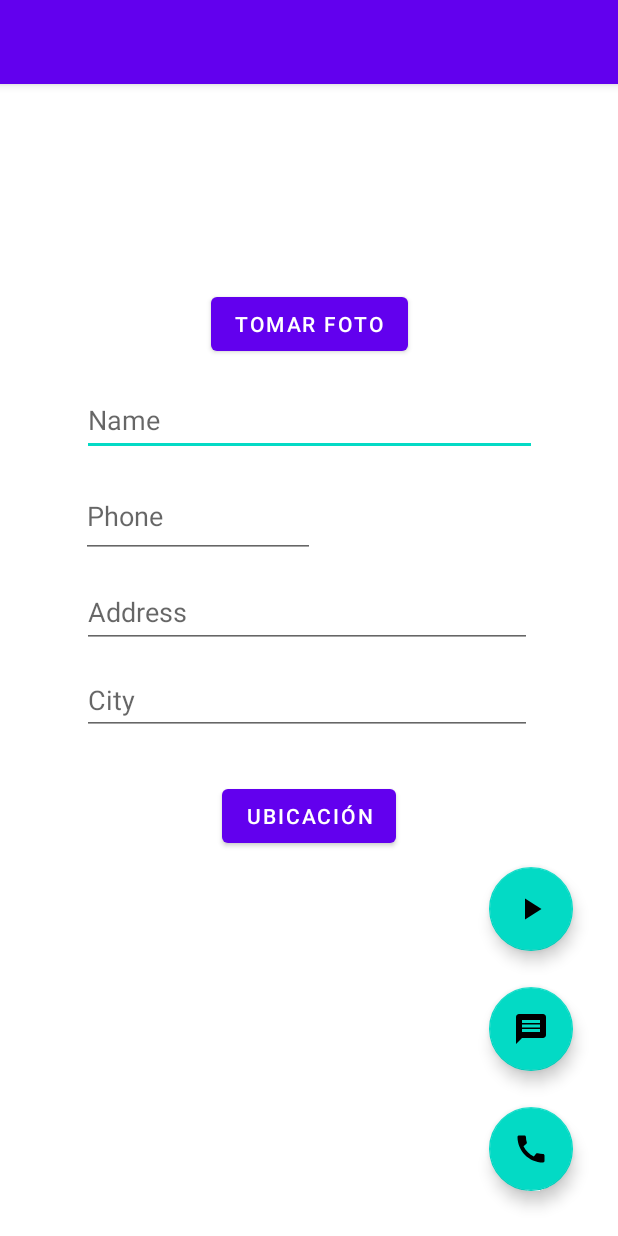
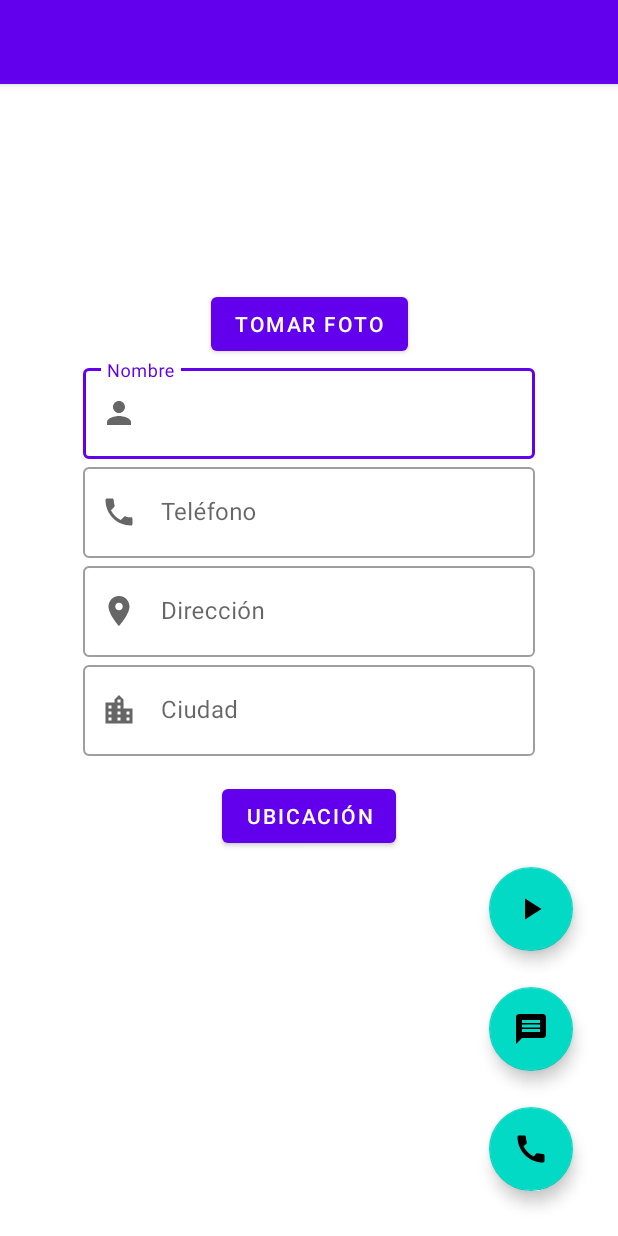
Before and after one commit to groyarias/Lab6, an Android app: the screen it shows after launch (MainActivity), on a phone screen of 412 x 824 dp. Run offline under Robolectric (Android 15) with nearby library versions, the phone set to English and light mode, and no system bars.

Commit message:
Commit final

```diff
--- a/app/src/main/AndroidManifest.xml
+++ b/app/src/main/AndroidManifest.xml
@@ -10,9 +10,7 @@
 
     <application
         android:allowBackup="true"
-        android:icon="@mipmap/ic_launcher"
         android:label="@string/app_name"
-        android:roundIcon="@mipmap/ic_launcher_round"
         android:supportsRtl="true"
         android:theme="@style/Theme.Camara">
         <activity android:name=".MapsGoogle"></activity>
--- a/app/src/main/java/com/example/camara/MainActivity.kt
+++ b/app/src/main/java/com/example/camara/MainActivity.kt
@@ -136,15 +136,15 @@ class MainActivity : AppCompatActivity(), OnMapReadyCallback, SensorEventListene
     }
 
     private fun handleAudio(){
-        mediaPlayer = MediaPlayer.create(this,R.raw.southofheaven)
+        mediaPlayer = MediaPlayer.create(this,R.raw.instructivo)
 
         fabInstructivo.setOnClickListener {
             togglePlaying()
             if (isPlaying){
                 mediaPlayer?.start()
                 mediaPlayer?.setOnCompletionListener {
-                    /*isPlaying = false
-                    togglePlaying()*/
+                    //isPlaying = false
+                    togglePlaying()
                     Toast.makeText(this,"Instructivo finalizado",Toast.LENGTH_SHORT).show()
                 }
             }else{
@@ -336,8 +336,12 @@ class MainActivity : AppCompatActivity(), OnMapReadyCallback, SensorEventListene
                     (differenceX > shakeThreshold && differenceZ > shakeThreshold) ||
                     (differenceY > shakeThreshold && differenceZ > shakeThreshold)){
                     if (Build.VERSION.SDK_INT >= Build.VERSION_CODES.O) {
+                        limpiarCampos()
+                        Toast.makeText(this,"Campos borrados",Toast.LENGTH_SHORT).show()
                         vibrator?.vibrate(VibrationEffect.createOneShot(500, VibrationEffect.DEFAULT_AMPLITUDE))
                     }else{
+                        limpiarCampos()
+                        Toast.makeText(this,"Campos borrados",Toast.LENGTH_SHORT).show()
                         vibrator?.vibrate(500)
                     }
                 }
@@ -348,6 +352,13 @@ class MainActivity : AppCompatActivity(), OnMapReadyCallback, SensorEventListene
             lastZ = currentZ
             itIsNotFirstTime = true
         }
+    }
+
+    private fun limpiarCampos(){
+        tietNombre.text?.clear()
+        tietTelefono.text?.clear()
+        tietDireccion.text?.clear()
+        tietCiudad.text?.clear()
     }
 
     override fun onAccuracyChanged(sensor: Sensor?, accuracy: Int) {
--- /dev/null
+++ b/app/src/main/res/drawable/ic_ciudad.xml
@@ -0,0 +1,10 @@
+<vector xmlns:android="http://schemas.android.com/apk/res/android"
+    android:width="24dp"
+    android:height="24dp"
+    android:viewportWidth="24"
+    android:viewportHeight="24"
+    android:tint="?attr/colorControlNormal">
+  <path
+      android:fillColor="@android:color/white"
+      android:pathData="M15,11L15,5l-3,-3 -3,3v2L3,7v14h18L21,11h-6zM7,19L5,19v-2h2v2zM7,15L5,15v-2h2v2zM7,11L5,11L5,9h2v2zM13,19h-2v-2h2v2zM13,15h-2v-2h2v2zM13,11h-2L11,9h2v2zM13,7h-2L11,5h2v2zM19,19h-2v-2h2v2zM19,15h-2v-2h2v2z"/>
+</vector>
--- /dev/null
+++ b/app/src/main/res/drawable/ic_direccion.xml
@@ -0,0 +1,10 @@
+<vector xmlns:android="http://schemas.android.com/apk/res/android"
+    android:width="24dp"
+    android:height="24dp"
+    android:viewportWidth="24"
+    android:viewportHeight="24"
+    android:tint="?attr/colorControlNormal">
+  <path
+      android:fillColor="@android:color/white"
+      android:pathData="M12,2C8.13,2 5,5.13 5,9c0,5.25 7,13 7,13s7,-7.75 7,-13c0,-3.87 -3.13,-7 -7,-7zM12,11.5c-1.38,0 -2.5,-1.12 -2.5,-2.5s1.12,-2.5 2.5,-2.5 2.5,1.12 2.5,2.5 -1.12,2.5 -2.5,2.5z"/>
+</vector>
--- /dev/null
+++ b/app/src/main/res/drawable/ic_person.xml
@@ -0,0 +1,10 @@
+<vector xmlns:android="http://schemas.android.com/apk/res/android"
+    android:width="24dp"
+    android:height="24dp"
+    android:viewportWidth="24"
+    android:viewportHeight="24"
+    android:tint="?attr/colorControlNormal">
+  <path
+      android:fillColor="@android:color/white"
+      android:pathData="M12,12c2.21,0 4,-1.79 4,-4s-1.79,-4 -4,-4 -4,1.79 -4,4 1.79,4 4,4zM12,14c-2.67,0 -8,1.34 -8,4v2h16v-2c0,-2.66 -5.33,-4 -8,-4z"/>
+</vector>
--- /dev/null
+++ b/app/src/main/res/drawable/ic_telefono.xml
@@ -0,0 +1,10 @@
+<vector xmlns:android="http://schemas.android.com/apk/res/android"
+    android:width="24dp"
+    android:height="24dp"
+    android:viewportWidth="24"
+    android:viewportHeight="24"
+    android:tint="?attr/colorControlNormal">
+  <path
+      android:fillColor="@android:color/white"
+      android:pathData="M6.62,10.79c1.44,2.83 3.76,5.14 6.59,6.59l2.2,-2.2c0.27,-0.27 0.67,-0.36 1.02,-0.24 1.12,0.37 2.33,0.57 3.57,0.57 0.55,0 1,0.45 1,1V20c0,0.55 -0.45,1 -1,1 -9.39,0 -17,-7.61 -17,-17 0,-0.55 0.45,-1 1,-1h3.5c0.55,0 1,0.45 1,1 0,1.25 0.2,2.45 0.57,3.57 0.11,0.35 0.03,0.74 -0.25,1.02l-2.2,2.2z"/>
+</vector>
--- a/app/src/main/res/layout/activity_main.xml
+++ b/app/src/main/res/layout/activity_main.xml
@@ -87,7 +87,83 @@
         android:contentDescription="Llamar"
         />
 
-    <EditText
+    <com.google.android.material.textfield.TextInputLayout
+        android:id="@+id/tilNombre"
+        style="@style/Widget.MaterialComponents.TextInputLayout.OutlinedBox"
+        android:layout_width="301dp"
+        android:layout_height="66dp"
+        android:hint="Nombre"
+        app:endIconMode="clear_text"
+        app:layout_constraintEnd_toEndOf="parent"
+        app:layout_constraintStart_toStartOf="parent"
+        app:layout_constraintTop_toBottomOf="@+id/btnCamera"
+        app:startIconDrawable="@drawable/ic_person">
+
+        <com.google.android.material.textfield.TextInputEditText
+            android:id="@+id/tietNombre"
+            android:layout_width="match_parent"
+            android:layout_height="match_parent"
+            android:inputType="text" />
+    </com.google.android.material.textfield.TextInputLayout>
+
+    <com.google.android.material.textfield.TextInputLayout
+        android:id="@+id/tilTelefono"
+        style="@style/Widget.MaterialComponents.TextInputLayout.OutlinedBox"
+        android:layout_width="301dp"
+        android:layout_height="66dp"
+        android:hint="Teléfono"
+        app:endIconMode="clear_text"
+        app:layout_constraintEnd_toEndOf="parent"
+        app:layout_constraintStart_toStartOf="parent"
+        app:layout_constraintTop_toBottomOf="@+id/tilNombre"
+        app:startIconDrawable="@drawable/ic_telefono">
+
+        <com.google.android.material.textfield.TextInputEditText
+            android:id="@+id/tietTelefono"
+            android:layout_width="match_parent"
+            android:layout_height="match_parent"
+            android:inputType="text" />
+    </com.google.android.material.textfield.TextInputLayout>
+
+    <com.google.android.material.textfield.TextInputLayout
+        android:id="@+id/tilDireccion"
+        style="@style/Widget.MaterialComponents.TextInputLayout.OutlinedBox"
+        android:layout_width="301dp"
+        android:layout_height="66dp"
+        android:hint="Dirección"
+        app:endIconMode="clear_text"
+        app:layout_constraintEnd_toEndOf="parent"
+        app:layout_constraintStart_toStartOf="parent"
+        app:layout_constraintTop_toBottomOf="@+id/tilTelefono"
+        app:startIconDrawable="@drawable/ic_direccion">
+
+        <com.google.android.material.textfield.TextInputEditText
+            android:id="@+id/tietDireccion"
+            android:layout_width="match_parent"
+            android:layout_height="match_parent"
+            android:inputType="text" />
+    </com.google.android.material.textfield.TextInputLayout>
+
+    <com.google.android.material.textfield.TextInputLayout
+        android:id="@+id/tilCiudad"
+        style="@style/Widget.MaterialComponents.TextInputLayout.OutlinedBox"
+        android:layout_width="301dp"
+        android:layout_height="66dp"
+        android:hint="Ciudad"
+        app:endIconMode="clear_text"
+        app:layout_constraintEnd_toEndOf="parent"
+        app:layout_constraintStart_toStartOf="parent"
+        app:layout_constraintTop_toBottomOf="@+id/tilDireccion"
+        app:startIconDrawable="@drawable/ic_ciudad">
+
+        <com.google.android.material.textfield.TextInputEditText
+            android:id="@+id/tietCiudad"
+            android:layout_width="match_parent"
+            android:layout_height="match_parent"
+            android:inputType="text" />
+    </com.google.android.material.textfield.TextInputLayout>
+
+    <!--<EditText
         android:id="@+id/editTextTextPersonName"
         android:layout_width="303dp"
         android:layout_height="48dp"
@@ -97,9 +173,9 @@
         android:inputType="textPersonName"
         app:layout_constraintEnd_toEndOf="parent"
         app:layout_constraintStart_toStartOf="parent"
-        app:layout_constraintTop_toTopOf="parent" />
+        app:layout_constraintTop_toTopOf="parent" />-->
 
-    <EditText
+    <!--<EditText
         android:id="@+id/editTextTextPersonName2"
         android:layout_width="156dp"
         android:layout_height="56dp"
@@ -110,9 +186,9 @@
         app:layout_constraintEnd_toEndOf="parent"
         app:layout_constraintHorizontal_bias="0.211"
         app:layout_constraintStart_toStartOf="parent"
-        app:layout_constraintTop_toTopOf="parent" />
+        app:layout_constraintTop_toTopOf="parent" />-->
 
-    <EditText
+    <!--<EditText
         android:id="@+id/editTextTextPersonName3"
         android:layout_width="300dp"
         android:layout_height="48dp"
@@ -123,9 +199,9 @@
         app:layout_constraintEnd_toEndOf="parent"
         app:layout_constraintHorizontal_bias="0.486"
         app:layout_constraintStart_toStartOf="parent"
-        app:layout_constraintTop_toTopOf="parent" />
+        app:layout_constraintTop_toTopOf="parent" />-->
 
-    <EditText
+    <!--<EditText
         android:id="@+id/editTextTextPersonName4"
         android:layout_width="300dp"
         android:layout_height="46dp"
@@ -136,7 +212,7 @@
         app:layout_constraintEnd_toEndOf="parent"
         app:layout_constraintHorizontal_bias="0.486"
         app:layout_constraintStart_toStartOf="parent"
-        app:layout_constraintTop_toTopOf="parent" />
+        app:layout_constraintTop_toTopOf="parent" />-->
 
 
 </androidx.constraintlayout.widget.ConstraintLayout>
```
Also changed, not shown: 1 other file.
